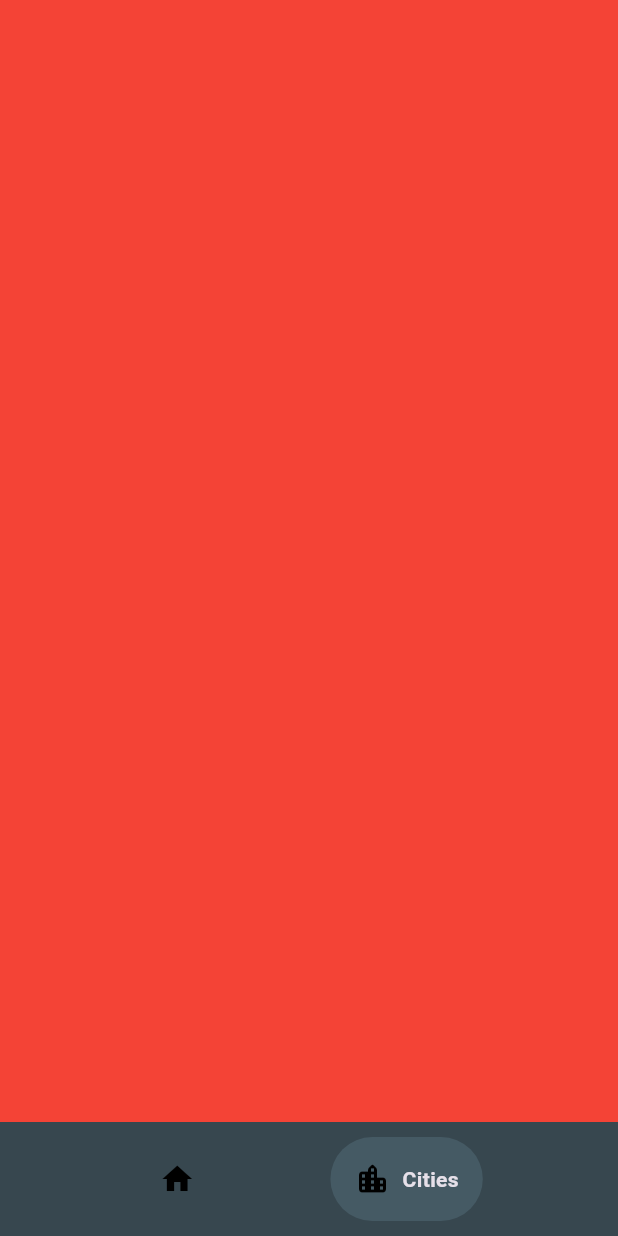
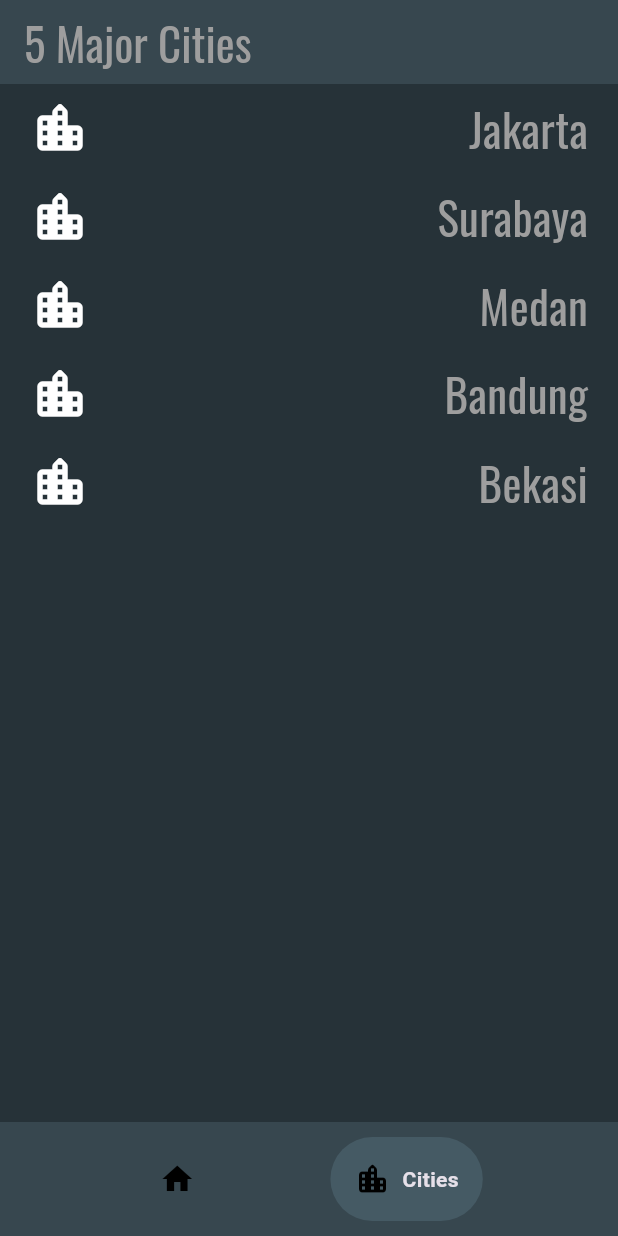
Before and after one commit to ifky06/weather_app, a Flutter app: the screen it shows after launch, item 2 of the bottom bar chosen, on a phone screen of 412 x 824 dp. Run offline on Flutter 3.47's test engine with Material 3 defaults, Android fonts, the phone set to English and light mode, and no system bars; drawn by our look-alikes of google_nav_bar; our stand-ins replace flutter_dotenv, geocoding, geolocator, google_fonts, lottie.

Commit message:
Add Cities page to home screen

```diff
--- /dev/null
+++ b/lib/pages/cities.dart
@@ -0,0 +1,79 @@
+import 'package:flutter/material.dart';
+import 'package:google_fonts/google_fonts.dart';
+import 'package:weather_app/pages/weather_page.dart';
+
+class Cities extends StatefulWidget {
+  const Cities({super.key});
+
+  @override
+  State<Cities> createState() => _CitiesState();
+}
+
+class _CitiesState extends State<Cities> {
+  @override
+  Widget build(BuildContext context) {
+    return Scaffold(
+      appBar: AppBar(
+        title: Padding(
+          padding: const EdgeInsets.all(.0),
+          child: Text(
+            '5 Major Cities',
+            style: GoogleFonts.oswald(
+              fontSize: 30,
+              fontWeight: FontWeight.w400,
+              color: Colors.grey,
+            ),
+          ),
+        ),
+        backgroundColor: Colors.blueGrey.shade800,
+      ),
+      body: ListView(
+        children: [
+          getBuildCities(cityName: 'Jakarta'),
+          getBuildCities(cityName: 'Surabaya'),
+          getBuildCities(cityName: 'Medan'),
+          getBuildCities(cityName: 'Bandung'),
+          getBuildCities(cityName: 'Bekasi'),
+        ],
+      ),
+    );
+  }
+
+  Widget getBuildCities({
+    required String cityName,
+  }) =>
+      _buildCities(cityName);
+
+  Widget _buildCities(String cityName) {
+    return GestureDetector(
+      onTap: () {
+        Navigator.push(
+          context,
+          MaterialPageRoute(
+            builder: (context) => WeatherPage(
+              cityName: cityName,
+            ),
+          ),
+        );
+      },
+      child: Padding(
+        padding: const EdgeInsets.symmetric(vertical: 8.0, horizontal: 20),
+        child: Row(
+          mainAxisAlignment: MainAxisAlignment.spaceBetween,
+          children: [
+            const Icon(
+              Icons.location_city_rounded,
+              size: 40,
+            ),
+            Text(cityName,
+                style: GoogleFonts.oswald(
+                  fontSize: 30,
+                  fontWeight: FontWeight.w400,
+                  color: Colors.grey,
+                )),
+          ],
+        ),
+      ),
+    );
+  }
+}
--- a/lib/pages/home.dart
+++ b/lib/pages/home.dart
@@ -1,5 +1,6 @@
 import 'package:flutter/material.dart';
 import 'package:google_nav_bar/google_nav_bar.dart';
+import 'package:weather_app/pages/cities.dart';
 import 'package:weather_app/pages/weather_page.dart';
 
 class Home extends StatefulWidget {
@@ -20,7 +21,7 @@ class _HomeState extends State<Home> {
           WeatherPage(
             cityName: cityName,
           ),
-          Container(color: Colors.red),
+          Cities(),
         ][currentPageIndex],
         bottomNavigationBar: Container(
           color: Colors.blueGrey.shade800,
```
